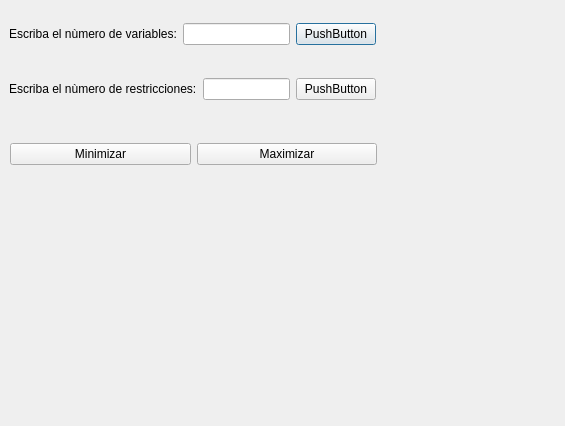
This is ui/Restricciones.ui in Drastick17/OPERACIONES as Qt 5 draws it before an edit. The edited form follows.
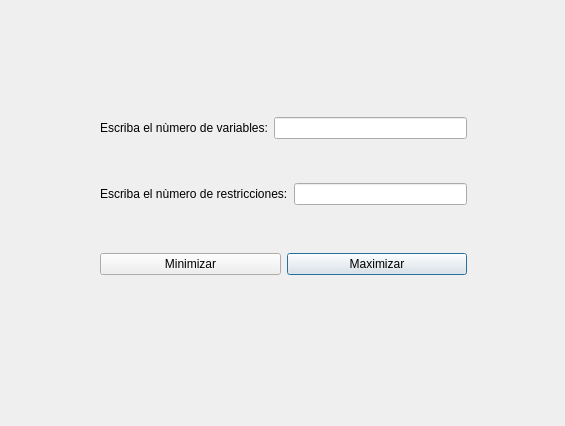
This is the edited form.

What changed in the file:
```diff
--- a/ui/Restricciones.ui
+++ b/ui/Restricciones.ui
@@ -16,10 +16,10 @@
   <widget class="QWidget" name="gridLayoutWidget">
    <property name="geometry">
     <rect>
-     <x>9</x>
-     <y>9</y>
+     <x>100</x>
+     <y>100</y>
      <width>367</width>
-     <height>50</height>
+     <height>56</height>
     </rect>
    </property>
    <layout class="QGridLayout" name="gridLayout">
@@ -30,13 +30,6 @@
       </property>
      </widget>
     </item>
-    <item row="0" column="2">
-     <widget class="QPushButton" name="pushButton">
-      <property name="text">
-       <string>PushButton</string>
-      </property>
-     </widget>
-    </item>
     <item row="0" column="0">
      <widget class="QLabel" name="label">
       <property name="text">
@@ -49,8 +42,8 @@
   <widget class="QWidget" name="gridLayoutWidget_2">
    <property name="geometry">
     <rect>
-     <x>9</x>
-     <y>65</y>
+     <x>100</x>
+     <y>170</y>
      <width>367</width>
      <height>49</height>
     </rect>
@@ -63,13 +56,6 @@
       </property>
      </widget>
     </item>
-    <item row="0" column="2">
-     <widget class="QPushButton" name="pushButton_2">
-      <property name="text">
-       <string>PushButton</string>
-      </property>
-     </widget>
-    </item>
     <item row="0" column="0">
      <widget class="QLabel" name="label_2">
       <property name="text">
@@ -82,8 +68,8 @@
   <widget class="QWidget" name="gridLayoutWidget_3">
    <property name="geometry">
     <rect>
-     <x>10</x>
-     <y>130</y>
+     <x>100</x>
+     <y>240</y>
      <width>367</width>
      <height>49</height>
     </rect>
```
Left out of the diff: 8 changed lines with no effect on the pictures.
